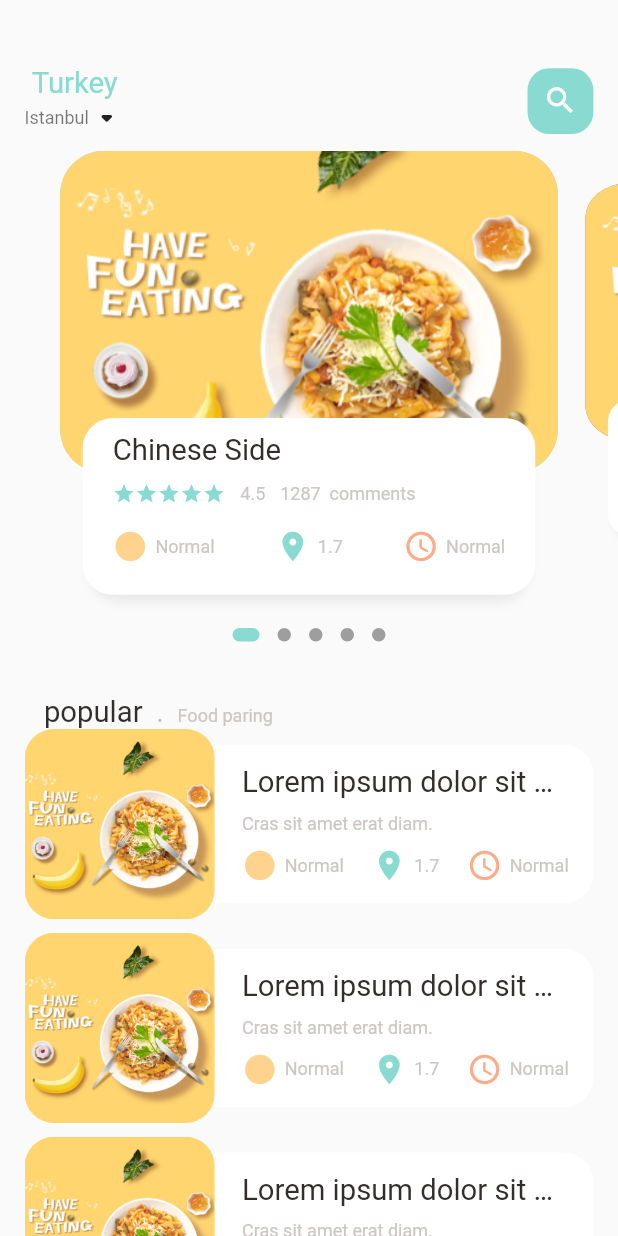
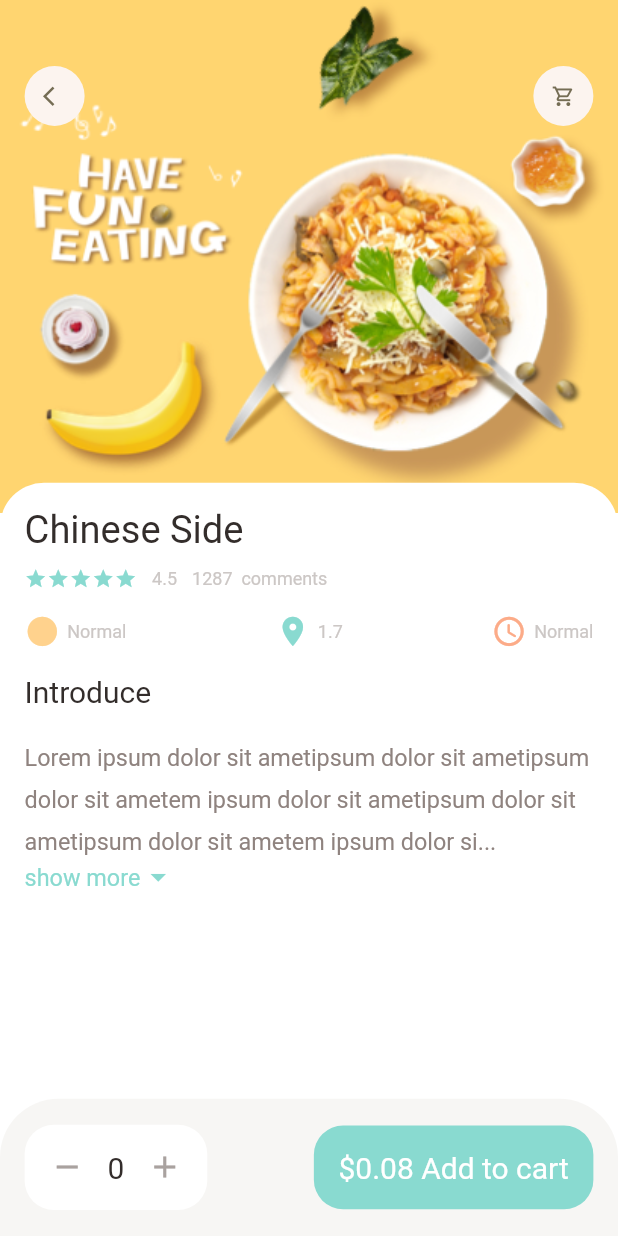
Before and after one commit to mehrdad03/food_delivery, a Flutter app: the screen it shows after launch, on a phone screen of 412 x 824 dp. Run offline on Flutter 3.47's test engine with Material 2 defaults, Android fonts, the phone set to English and light mode, and no system bars; drawn by our look-alikes of dots_indicator; our stand-ins replace get.

Commit message:
complete popular_food_detail.dart

```diff
--- a/lib/main.dart
+++ b/lib/main.dart
@@ -1,5 +1,6 @@
 import 'package:flutter/material.dart';
-import 'package:food_delivery/home/main_food_page.dart';
+import 'package:food_delivery/pages/food/popular_food_dertail.dart';
+import 'package:food_delivery/pages/home/main_food_page.dart';
 import 'package:get/get.dart';
 
 void main() {
@@ -19,7 +20,7 @@ class MyApp extends StatelessWidget {
 
         primarySwatch: Colors.blue,
       ),
-      home:MainFoodPage(),
+      home:PopularFoodDetail(),
     );
   }
 }
--- /dev/null
+++ b/lib/pages/food/popular_food_dertail.dart
@@ -0,0 +1,142 @@
+import 'package:flutter/cupertino.dart';
+import 'package:flutter/material.dart';
+import 'package:food_delivery/widgets/app_column.dart';
+import 'package:food_delivery/widgets/app_icon.dart';
+import 'package:food_delivery/widgets/expandable_text.dart';
+
+import '../../utils/colors.dart';
+import '../../utils/dimensions.dart';
+import '../../widgets/big_text.dart';
+import '../../widgets/icon_and_text_widget.dart';
+import '../../widgets/small_text.dart';
+
+class PopularFoodDetail extends StatelessWidget {
+  const PopularFoodDetail({Key? key}) : super(key: key);
+
+  @override
+  Widget build(BuildContext context) {
+    return Scaffold(
+      backgroundColor: Colors.white,
+      body: Stack(
+        children: [
+          /*background image*/
+          Positioned(
+              left: 0,
+              right: 0,
+              child: Container(
+                width: double.maxFinite,
+                height: Dimensions.popularFoodImageSize,
+                decoration: const BoxDecoration(
+                    image: DecorationImage(
+                        fit: BoxFit.cover,
+                        image: AssetImage("assets/image/food0.png"))),
+              )),
+          /*icon widgets*/
+          Positioned(
+              top: Dimensions.height45,
+              left: Dimensions.width20,
+              right: Dimensions.width20,
+              child: Row(
+                mainAxisAlignment: MainAxisAlignment.spaceBetween,
+                children: const [
+                  AppIcon(
+                    icon: Icons.arrow_back_ios,
+                  ),
+                  AppIcon(icon: Icons.shopping_cart_outlined)
+                ],
+              )),
+          /*introduction of food*/
+          Positioned(
+              left: 0,
+              right: 0,
+              bottom: 0,
+              top: Dimensions.popularFoodImageSize - 20,
+              child: Container(
+                padding: EdgeInsets.only(
+                    left: Dimensions.width20,
+                    right: Dimensions.width20,
+                    top: Dimensions.height20),
+                decoration: BoxDecoration(
+                    borderRadius: BorderRadius.only(
+                        topRight: Radius.circular(Dimensions.radius30),
+                        topLeft: Radius.circular(Dimensions.radius30)),
+                    color: Colors.white),
+                child: Container(
+                  child: Column(
+                    crossAxisAlignment: CrossAxisAlignment.start,
+                    children: [
+                      const AppColumn(
+                        text: 'Chinese Side',
+                      ),
+                      SizedBox(
+                        height: Dimensions.height20,
+                      ),
+                      BigText(text: "Introduce"),
+                      SizedBox(
+                        height: Dimensions.height20,
+                      ),
+                      const Expanded(
+                          child: SingleChildScrollView(
+                        child: ExpandableText(
+                            text:
+                                "Lorem ipsum dolor sit ametipsum dolor sit ametipsum dolor sit ametem ipsum dolor sit ametipsum dolor sit ametipsum dolor sit ametem ipsum dolor sit ametipsum dolor sit ametipsum dolor sit ametem ipsum dolor sit ametipsum dolor sit ametipsum dolor sit ametem ipsum dolor sit ametipsum dolor sit ametipsum dolor sit ametem ipsum dolor sit ametipsum dolor sit ametipsum dolor sit ametem ipsum dolor sit ametipsum dolor sit ametipsum dolor sit ametipsum dolor sit ametipsum dolor sit ametipsum dolor sit ametipsum dolor sit ametipsum dolor sit ametipsum dolor sit ametipsum dolor sit ametipsum dolor sit ametipsum dolor sit ametipsum dolor sit ametipsum dolor sit ametipsum dolor sit ametipsum dolor sit ametipsum dolor sit ametipsum dolor sit ametipsum dolor sit ametipsum dolor sit ametipsum dolor sit amet, consectetur adipiscing elit. Cras sit amet erat diam. Maecenas ultrices porta lorem et volutpat. Suspendisse nec diam in lorem placerat cursus. Duis scelerisque, urna in dignissim consectetur, risus nunc sagittis nulla, vel convallis nunc urna sed"),
+                      ))
+                    ],
+                  ),
+                ),
+              )),
+        ],
+      ),
+      bottomNavigationBar: Container(
+        padding: EdgeInsets.symmetric(
+            horizontal: Dimensions.width20, vertical: Dimensions.height20),
+        height: Dimensions.bottomHeight,
+        decoration: BoxDecoration(
+            color: AppColors.buttonBackgroundColor,
+            borderRadius: BorderRadius.only(
+                topLeft: Radius.circular(Dimensions.radius20 * 2),
+                topRight: Radius.circular(Dimensions.radius20 * 2))),
+        child: Row(
+          mainAxisAlignment: MainAxisAlignment.spaceBetween,
+          children: [
+            /*number*/
+            Container(
+              padding: EdgeInsets.symmetric(
+                  horizontal: Dimensions.width20,
+                  vertical: Dimensions.height20),
+              decoration: BoxDecoration(
+                  borderRadius: BorderRadius.circular(Dimensions.radius20),
+                  color: Colors.white),
+              child: Row(
+                children: [
+                  Icon(
+                    Icons.remove,
+                    color: AppColors.signColor,
+                  ),
+                  BigText(text: '   0   '),
+                  Icon(
+                    Icons.add,
+                    color: AppColors.signColor,
+                  ),
+                ],
+              ),
+            ),
+            /*price & add to cart*/
+            Container(
+              padding: EdgeInsets.symmetric(
+                  horizontal: Dimensions.width20,
+                  vertical: Dimensions.height20),
+              decoration: BoxDecoration(
+                  color: AppColors.mainColor,
+                  borderRadius: BorderRadius.circular(Dimensions.radius20)),
+              child: BigText(
+                text: "\$0.08 Add to cart",
+                color: Colors.white,
+              ),
+            )
+          ],
+        ),
+      ),
+    );
+  }
+}
--- a/lib/home/food_page_body.dart
+++ b/lib/pages/home/food_page_body.dart
@@ -3,6 +3,7 @@ import 'package:flutter/cupertino.dart';
 import 'package:flutter/material.dart';
 import 'package:food_delivery/utils/colors.dart';
 import 'package:food_delivery/utils/dimensions.dart';
+import 'package:food_delivery/widgets/app_column.dart';
 import 'package:food_delivery/widgets/big_text.dart';
 import 'package:food_delivery/widgets/icon_and_text_widget.dart';
 import 'package:food_delivery/widgets/small_text.dart';
@@ -113,7 +114,7 @@ class _FoodPageBodyState extends State<FoodPageBody> {
                       height: Dimensions.listViewImgSize,
                       decoration: BoxDecoration(
                           borderRadius:
-                          BorderRadius.circular(Dimensions.radius20),
+                              BorderRadius.circular(Dimensions.radius20),
                           color: Colors.white38,
                           image: const DecorationImage(
                               fit: BoxFit.cover,
@@ -122,13 +123,14 @@ class _FoodPageBodyState extends State<FoodPageBody> {
                     Expanded(
                       child: Container(
                         height: Dimensions.listViewTextContainerSize,
-                        padding: EdgeInsets.only(left: Dimensions.width10,right: Dimensions.width20),
+                        padding: EdgeInsets.only(
+                            left: Dimensions.width10,
+                            right: Dimensions.width20),
                         decoration: BoxDecoration(
                             borderRadius: BorderRadius.only(
-                                topRight:
-                                Radius.circular(Dimensions.radius20),
+                                topRight: Radius.circular(Dimensions.radius20),
                                 bottomRight:
-                                Radius.circular(Dimensions.radius20)),
+                                    Radius.circular(Dimensions.radius20)),
                             color: Colors.white),
                         child: Padding(
                           padding: EdgeInsets.only(
@@ -140,7 +142,7 @@ class _FoodPageBodyState extends State<FoodPageBody> {
                             children: [
                               BigText(
                                   text:
-                                  "Lorem ipsum dolor sit amet, consectetur adipiscing elit"),
+                                      "Lorem ipsum dolor sit amet, consectetur adipiscing elit"),
                               SizedBox(
                                 height: Dimensions.height10,
                               ),
@@ -150,7 +152,7 @@ class _FoodPageBodyState extends State<FoodPageBody> {
                               ),
                               Row(
                                 mainAxisAlignment:
-                                MainAxisAlignment.spaceBetween,
+                                    MainAxisAlignment.spaceBetween,
                                 children: [
                                   IconAndTextWidget(
                                       text: 'Normal',
@@ -246,60 +248,7 @@ class _FoodPageBodyState extends State<FoodPageBody> {
               child: Container(
                 padding: EdgeInsets.only(
                     top: Dimensions.height15, left: 15, right: 15),
-                child: Column(
-                  crossAxisAlignment: CrossAxisAlignment.start,
-                  children: [
-                    BigText(text: "Chinese Side"),
-                    const SizedBox(
-                      height: 10,
-                    ),
-                    Row(
-                      children: [
-                        Wrap(
-                          //put children horizontally
-                          children: List.generate(
-                              5,
-                              (index) => Icon(
-                                    Icons.star,
-                                    color: AppColors.mainColor,
-                                    size: 15,
-                                  )),
-                        ),
-                        const SizedBox(
-                          width: 10,
-                        ),
-                        SmallText(text: "4.5"),
-                        const SizedBox(
-                          width: 10,
-                        ),
-                        SmallText(text: "1287  comments"),
-                        SizedBox(
-                          height: Dimensions.height10,
-                        ),
-                      ],
-                    ),
-                    SizedBox(
-                      height: Dimensions.height20,
-                    ),
-                    Row(
-                      mainAxisAlignment: MainAxisAlignment.spaceBetween,
-                      children: [
-                        IconAndTextWidget(
-                            text: 'Normal',
-                            icon: Icons.circle_sharp,
-                            iconColor: AppColors.iconColor1),
-                        IconAndTextWidget(
-                            text: '1.7',
-                            icon: Icons.location_on,
-                            iconColor: AppColors.mainColor),
-                        IconAndTextWidget(
-                            text: 'Normal',
-                            icon: Icons.access_time_rounded,
-                            iconColor: AppColors.iconColor2),
-                      ],
-                    )
-                  ],
-                ),
+                child: AppColumn(text: 'Chinese Side',),
               ),
             ),
           ),
--- a/lib/home/main_food_page.dart
+++ b/lib/pages/home/main_food_page.dart
@@ -4,7 +4,8 @@ import 'package:food_delivery/utils/colors.dart';
 import 'package:food_delivery/widgets/big_text.dart';
 import 'package:food_delivery/widgets/small_text.dart';
 
-import '../utils/dimensions.dart';
+import '../../utils/dimensions.dart';
+
 import 'food_page_body.dart';
 
 class MainFoodPage extends StatefulWidget {
--- a/lib/utils/dimensions.dart
+++ b/lib/utils/dimensions.dart
@@ -3,6 +3,7 @@ import 'package:get/get.dart';
 class Dimensions {
   static double screenHeight = Get.context!.height;
   static double screenWidth = Get.context!.width;
+
 
   //x=phone screen size / height of slider for ex:880/220
   static double pageView = screenHeight / 2.64;
@@ -25,8 +26,10 @@ class Dimensions {
   static double width15 = screenHeight / 85.27;
   static double width20 = screenHeight / 50.2;
   static double width30 = screenHeight / 28.13;
-
+  //font size
+  static double font16 = screenHeight / 52.75;
   static double font20 = screenHeight / 42.2;
+  static double font26 = screenHeight / 32.46;
 
   static double radius15 = screenHeight / 56.27;
   static double radius20 = screenHeight / 42.2;
@@ -34,8 +37,15 @@ class Dimensions {
 
   //icon size
   static double iconSize24 = screenHeight / 35.17;
+  static double iconSize16 = screenHeight /52.75;
 
   /*list view size*/
   static double listViewImgSize = screenWidth / 3.25;
   static double listViewTextContainerSize = screenWidth / 3.9;
+
+  /*popular food*/
+  static double popularFoodImageSize = screenHeight / 2.41;
+
+  /*bottom height*/
+  static double bottomHeight = screenHeight / 9;
 }
--- /dev/null
+++ b/lib/widgets/app_column.dart
@@ -0,0 +1,75 @@
+import 'package:flutter/cupertino.dart';
+import 'package:flutter/material.dart';
+import 'package:food_delivery/widgets/small_text.dart';
+
+import '../utils/colors.dart';
+import '../utils/dimensions.dart';
+import 'big_text.dart';
+import 'icon_and_text_widget.dart';
+
+class AppColumn extends StatelessWidget {
+  final String text;
+
+  const AppColumn({Key? key, required this.text}) : super(key: key);
+
+  @override
+  Widget build(BuildContext context) {
+    return Column(
+      crossAxisAlignment: CrossAxisAlignment.start,
+      children: [
+        BigText(
+          text: text,
+          size: Dimensions.font26,
+        ),
+        const SizedBox(
+          height: 10,
+        ),
+        Row(
+          children: [
+            Wrap(
+              //put children horizontally
+              children: List.generate(
+                  5,
+                  (index) => Icon(
+                        Icons.star,
+                        color: AppColors.mainColor,
+                        size: 15,
+                      )),
+            ),
+            const SizedBox(
+              width: 10,
+            ),
+            SmallText(text: "4.5"),
+            const SizedBox(
+              width: 10,
+            ),
+            SmallText(text: "1287  comments"),
+            SizedBox(
+              height: Dimensions.height10,
+            ),
+          ],
+        ),
+        SizedBox(
+          height: Dimensions.height20,
+        ),
+        Row(
+          mainAxisAlignment: MainAxisAlignment.spaceBetween,
+          children: [
+            IconAndTextWidget(
+                text: 'Normal',
+                icon: Icons.circle_sharp,
+                iconColor: AppColors.iconColor1),
+            IconAndTextWidget(
+                text: '1.7',
+                icon: Icons.location_on,
+                iconColor: AppColors.mainColor),
+            IconAndTextWidget(
+                text: 'Normal',
+                icon: Icons.access_time_rounded,
+                iconColor: AppColors.iconColor2),
+          ],
+        )
+      ],
+    );
+  }
+}
--- /dev/null
+++ b/lib/widgets/app_icon.dart
@@ -0,0 +1,33 @@
+import 'package:flutter/cupertino.dart';
+import '../../utils/dimensions.dart';
+
+class AppIcon extends StatelessWidget {
+  final IconData icon;
+  final Color backgroundColor;
+  final Color iconColor;
+  final double size;
+
+  const AppIcon(
+      {Key? key,
+      required this.icon,
+      this.backgroundColor = const Color(0xFFfcf4ef),
+      this.iconColor = const Color(0xFF756d54),
+      this.size = 40})
+      : super(key: key);
+
+  @override
+  Widget build(BuildContext context) {
+    return Container(
+      width: size,
+      height: size,
+      decoration: BoxDecoration(
+          borderRadius: BorderRadius.circular(size / 2),
+          color: backgroundColor,),
+      child: Icon(
+        icon,
+        color: iconColor,
+        size: Dimensions.iconSize16,
+      ),
+    );
+  }
+}
--- a/lib/widgets/big_text.dart
+++ b/lib/widgets/big_text.dart
@@ -22,7 +22,7 @@ class BigText extends StatelessWidget {
       maxLines: 1, //show text in just one line
       overflow: overflow,
       style: TextStyle(
-          fontSize: Dimensions.font20,
+          fontSize: size == 0 ? Dimensions.font20 : size,
           fontFamily: 'Roboto',
           color: color,
           fontWeight: FontWeight.w400),
--- /dev/null
+++ b/lib/widgets/expandable_text.dart
@@ -0,0 +1,64 @@
+import 'package:flutter/cupertino.dart';
+import 'package:flutter/material.dart';
+import 'package:food_delivery/utils/colors.dart';
+import 'package:food_delivery/utils/dimensions.dart';
+import 'package:food_delivery/widgets/small_text.dart';
+
+class ExpandableText extends StatefulWidget {
+  final String text;
+
+  const ExpandableText({Key? key, required this.text}) : super(key: key);
+
+  @override
+  State<ExpandableText> createState() => _ExpandableTextState();
+}
+
+class _ExpandableTextState extends State<ExpandableText> {
+  late String firstHalf;
+  late String secondHalf;
+
+  bool hiddenText = true;
+  double textHeight = Dimensions.screenHeight / 5.63;
+
+  @override
+  void initState() {
+    super.initState();
+    if (widget.text.length > textHeight) {
+      firstHalf = widget.text.substring(0, textHeight.toInt());
+      secondHalf = widget.text.substring(textHeight.toInt() + 1, widget.text.length);
+    } else {
+      firstHalf = widget.text;
+      secondHalf = "";
+    }
+  }
+
+  @override
+  Widget build(BuildContext context) {
+    return Container(
+      child: secondHalf.isEmpty
+          ? SmallText(text: firstHalf)
+          : Column(
+              children: [
+                SmallText(size: Dimensions.font16,color: AppColors.paraColor,height: 1.8,
+                    text: hiddenText
+                        ? (firstHalf + "...")
+                        : (firstHalf + secondHalf)),
+                InkWell(
+                  onTap: (){
+                    setState(() {
+                      hiddenText=!hiddenText;
+                    });
+
+                  },
+                  child: Row(
+                    children: [
+                      SmallText(text: hiddenText?"show more":"show less",color: AppColors.mainColor,size: Dimensions.font16,),
+                      Icon(hiddenText?Icons.arrow_drop_down:Icons.arrow_drop_up,color: AppColors.mainColor)
+                    ],
+                  ),
+                )
+              ],
+            ),
+    );
+  }
+}
```
